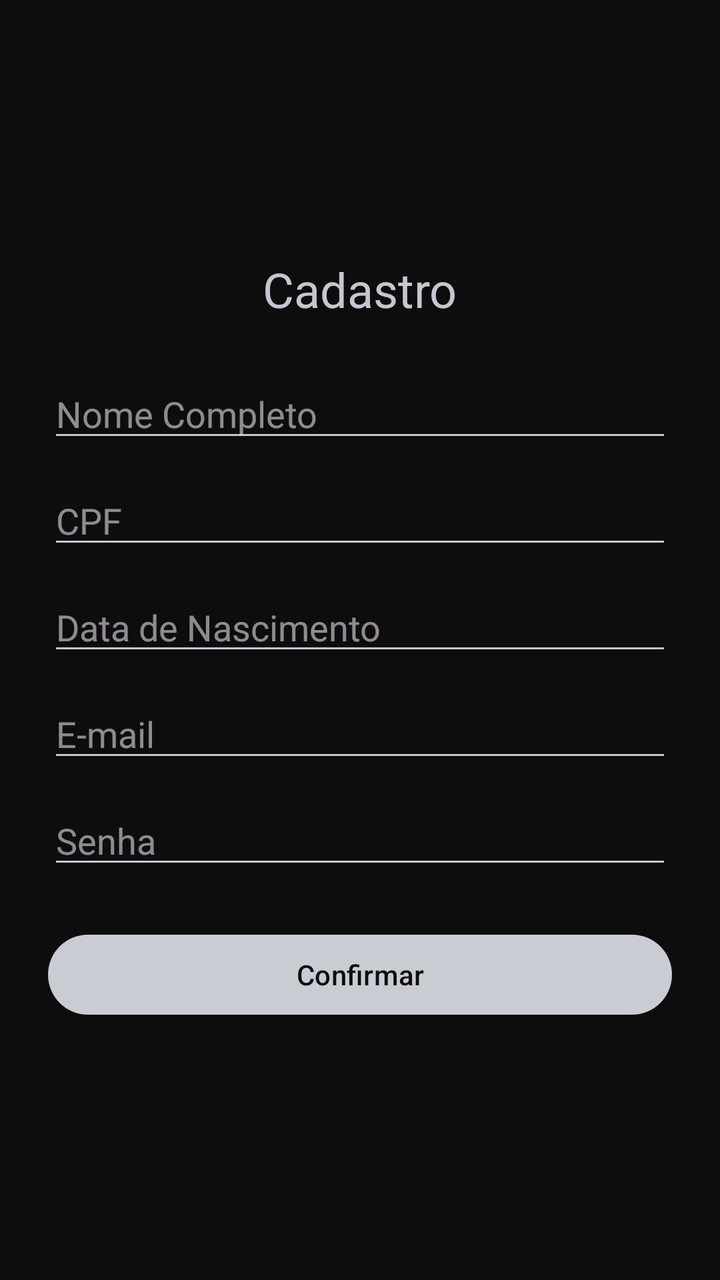
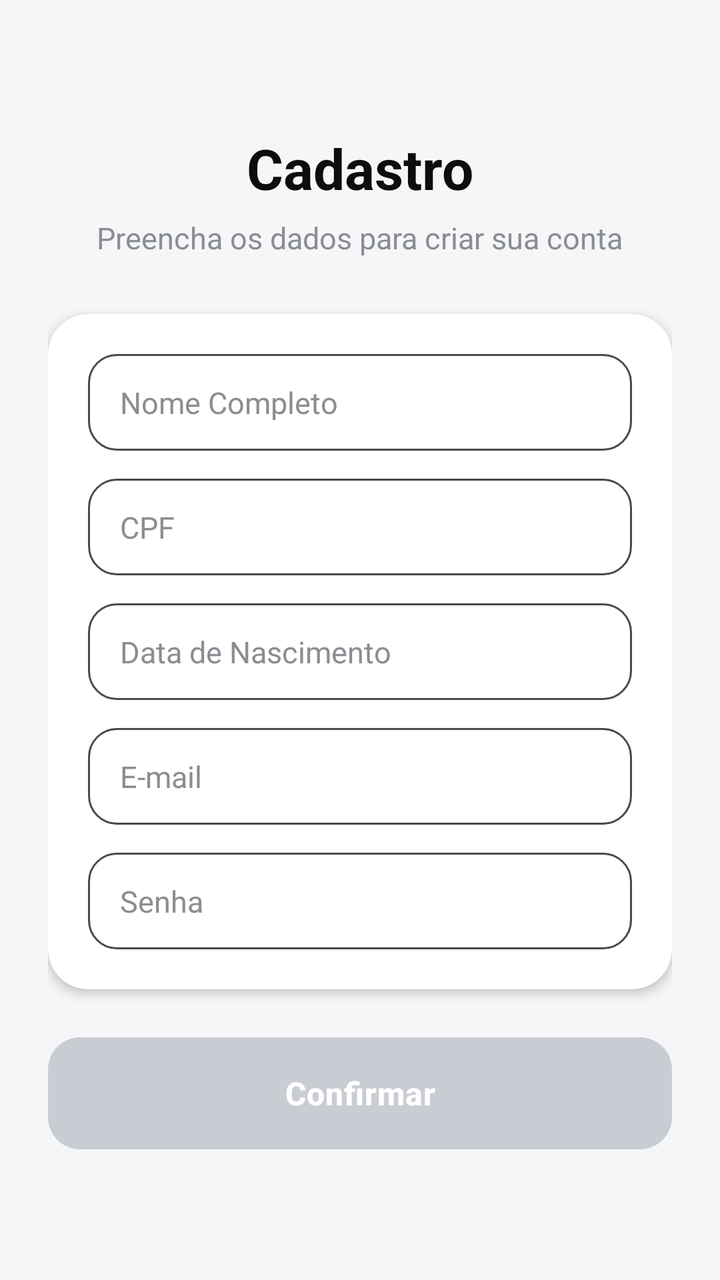

An Android layout rendered at two revisions. The XML below is the earlier revision; the diff shows what the commit changed to produce the second picture.
<!-- AndroidManifest.xml: application theme Theme.BankChellengeMobileApp -->
<!-- res/layout/activity_register.xml -->
<?xml version="1.0" encoding="utf-8"?>
<LinearLayout xmlns:android="http://schemas.android.com/apk/res/android"
    android:layout_width="match_parent"
    android:layout_height="match_parent"
    android:orientation="vertical"
    android:gravity="center"
    android:padding="24dp">

    <TextView
        android:layout_width="wrap_content"
        android:layout_height="wrap_content"
        android:text="@string/cadastro"
        android:textSize="24sp"
        android:layout_marginBottom="24dp" />

    <EditText
        android:id="@+id/editNome"
        android:layout_width="match_parent"
        android:layout_height="wrap_content"
        android:hint="@string/nome"
        android:inputType="textPersonName" />

    <EditText
        android:id="@+id/editCpf"
        android:layout_width="match_parent"
        android:layout_height="wrap_content"
        android:hint="@string/cpf"
        android:inputType="text"
        android:layout_marginTop="12dp" />

    <EditText
        android:id="@+id/editDataNascimento"
        android:layout_width="match_parent"
        android:layout_height="wrap_content"
        android:hint="@string/data_nascimento"
        android:inputType="number"
        android:maxLength="10"
        android:layout_marginTop="12dp" />

    <EditText
        android:id="@+id/editEmailRegistro"
        android:layout_width="match_parent"
        android:layout_height="wrap_content"
        android:hint="@string/email"
        android:inputType="textEmailAddress"
        android:layout_marginTop="12dp" />

    <EditText
        android:id="@+id/editSenhaRegistro"
        android:layout_width="match_parent"
        android:layout_height="wrap_content"
        android:hint="@string/senha"
        android:inputType="textPassword"
        android:layout_marginTop="12dp" />

    <Button
        android:id="@+id/btnCadastrar"
        android:layout_width="match_parent"
        android:layout_height="wrap_content"
        android:text="@string/confirmar"
        android:layout_marginTop="24dp" />

</LinearLayout>
<!-- resources referenced by this layout -->
<resources>
  <string name="cadastro">Cadastro</string>
  <string name="confirmar">Confirmar</string>
  <string name="cpf">CPF</string>
  <string name="data_nascimento">Data de Nascimento</string>
  <string name="email">E-mail</string>
  <string name="nome">Nome Completo</string>
  <string name="senha">Senha</string>
  <style name="Theme.BankChellengeMobileApp" parent="Base.Theme.BankChellengeMobileApp" />
  <style name="Base.Theme.BankChellengeMobileApp" parent="Theme.Material3.Dark.NoActionBar">
          <item name="colorPrimary">@color/silver_pearl</item>
          <item name="colorOnPrimary">@color/black_pure</item>
  
          <item name="colorSecondary">@color/silver_light</item>
          <item name="colorOnSecondary">@color/black_pure</item>
  
          <item name="android:colorBackground">@color/black_pure</item>
          <item name="colorOnBackground">@color/silver_light</item>
  
          <item name="colorSurface">@color/black_soft</item>
          <item name="colorOnSurface">@color/silver_light</item>
  
          <item name="colorError">@color/error_red</item>
          <item name="colorOnError">@color/white</item>
  
          <item name="android:statusBarColor">@color/black_pure</item>
          <item name="android:navigationBarColor">@color/black_pure</item>
      </style>
  <color name="silver_pearl">#C9CDD3</color>
  <color name="black_pure">#0D0D0D</color>
  <color name="silver_light">#E8E9EB</color>
  <color name="black_soft">#1A1A1E</color>
  <color name="error_red">#B23B3B</color>
  <color name="white">#FFFFFF</color>
</resources>

<!-- the commit's change to res/layout/activity_register.xml (unified diff, before → after) -->
@@ -1,63 +1,141 @@
 <?xml version="1.0" encoding="utf-8"?>
-<LinearLayout xmlns:android="http://schemas.android.com/apk/res/android"
+<androidx.core.widget.NestedScrollView
+    xmlns:android="http://schemas.android.com/apk/res/android"
+    xmlns:app="http://schemas.android.com/apk/res-auto"
     android:layout_width="match_parent"
     android:layout_height="match_parent"
-    android:orientation="vertical"
-    android:gravity="center"
-    android:padding="24dp">
+    android:background="@drawable/bg_root"
+    android:fillViewport="true">
 
-    <TextView
-        android:layout_width="wrap_content"
-        android:layout_height="wrap_content"
-        android:text="@string/cadastro"
-        android:textSize="24sp"
-        android:layout_marginBottom="24dp" />
-
-    <EditText
-        android:id="@+id/editNome"
+    <LinearLayout
         android:layout_width="match_parent"
         android:layout_height="wrap_content"
-        android:hint="@string/nome"
-        android:inputType="textPersonName" />
+        android:orientation="vertical"
+        android:gravity="center"
+        android:padding="24dp">
 
-    <EditText
-        android:id="@+id/editCpf"
-        android:layout_width="match_parent"
-        android:layout_height="wrap_content"
-        android:hint="@string/cpf"
-        android:inputType="text"
-        android:layout_marginTop="12dp" />
+        <TextView
+            android:layout_width="wrap_content"
+            android:layout_height="wrap_content"
+            android:text="@string/cadastro"
+            android:textSize="28sp"
+            android:textStyle="bold"
+            android:textColor="@color/black_pure" />
 
-    <EditText
-        android:id="@+id/editDataNascimento"
-        android:layout_width="match_parent"
-        android:layout_height="wrap_content"
-        android:hint="@string/data_nascimento"
-        android:inputType="number"
-        android:maxLength="10"
-        android:layout_marginTop="12dp" />
+        <TextView
+            android:layout_width="wrap_content"
+            android:layout_height="wrap_content"
+            android:layout_marginTop="6dp"
+            android:layout_marginBottom="28dp"
+            android:text="@string/cadastro_subtitulo"
+            android:textSize="15sp"
+            android:textColor="@color/gray_secondary" />
 
-    <EditText
-        android:id="@+id/editEmailRegistro"
-        android:layout_width="match_parent"
-        android:layout_height="wrap_content"
-        android:hint="@string/email"
-        android:inputType="textEmailAddress"
-        android:layout_marginTop="12dp" />
+        <androidx.cardview.widget.CardView
+            android:layout_width="match_parent"
+            android:layout_height="wrap_content"
+            app:cardCornerRadius="20dp"
+            app:cardElevation="3dp"
+            app:cardBackgroundColor="@android:color/white">
 
-    <EditText
-        android:id="@+id/editSenhaRegistro"
-        android:layout_width="match_parent"
-        android:layout_height="wrap_content"
-        android:hint="@string/senha"
-        android:inputType="textPassword"
-        android:layout_marginTop="12dp" />
+            <LinearLayout
+                android:layout_width="match_parent"
+                android:layout_height="wrap_content"
+                android:orientation="vertical"
+                android:padding="20dp">
 
-    <Button
-        android:id="@+id/btnCadastrar"
-        android:layout_width="match_parent"
-        android:layout_height="wrap_content"
-        android:text="@string/confirmar"
-        android:layout_marginTop="24dp" />
+                <EditText
+                    android:id="@+id/editNome"
+                    android:layout_width="match_parent"
+                    android:layout_height="wrap_content"
+                    android:hint="@string/nome"
+                    android:inputType="textPersonName"
+                    android:background="@drawable/bg_input_field"
+                    android:paddingStart="16dp"
+                    android:paddingEnd="16dp"
+                    android:paddingTop="14dp"
+                    android:paddingBottom="14dp"
+                    android:textSize="15sp"
+                    android:textColorHint="@color/gray_secondary" />
 
-</LinearLayout>
+                <EditText
+                    android:id="@+id/editCpf"
+                    android:layout_width="match_parent"
+                    android:layout_height="wrap_content"
+                    android:hint="@string/cpf"
+                    android:inputType="text"
+                    android:layout_marginTop="14dp"
+                    android:background="@drawable/bg_input_field"
+                    android:paddingStart="16dp"
+                    android:paddingEnd="16dp"
+                    android:paddingTop="14dp"
+                    android:paddingBottom="14dp"
+                    android:textSize="15sp"
+                    android:textColorHint="@color/gray_secondary" />
+
+                <EditText
+                    android:id="@+id/editDataNascimento"
+                    android:layout_width="match_parent"
+                    android:layout_height="wrap_content"
+                    android:hint="@string/data_nascimento"
+                    android:inputType="number"
+                    android:maxLength="10"
+                    android:layout_marginTop="14dp"
+                    android:background="@drawable/bg_input_field"
+                    android:paddingStart="16dp"
+                    android:paddingEnd="16dp"
+                    android:paddingTop="14dp"
+                    android:paddingBottom="14dp"
+                    android:textSize="15sp"
+                    android:textColorHint="@color/gray_secondary" />
+
+                <EditText
+                    android:id="@+id/editEmailRegistro"
+                    android:layout_width="match_parent"
+                    android:layout_height="wrap_content"
+                    android:hint="@string/email"
+                    android:inputType="textEmailAddress"
+                    android:layout_marginTop="14dp"
+                    android:background="@drawable/bg_input_field"
+                    android:paddingStart="16dp"
+                    android:paddingEnd="16dp"
+                    android:paddingTop="14dp"
+                    android:paddingBottom="14dp"
+                    android:textSize="15sp"
+                    android:textColorHint="@color/gray_secondary" />
+
+                <EditText
+                    android:id="@+id/editSenhaRegistro"
+                    android:layout_width="match_parent"
+                    android:layout_height="wrap_content"
+                    android:hint="@string/senha"
+                    android:inputType="textPassword"
+                    android:layout_marginTop="14dp"
+                    android:background="@drawable/bg_input_field"
+                    android:paddingStart="16dp"
+                    android:paddingEnd="16dp"
+                    android:paddingTop="14dp"
+                    android:paddingBottom="14dp"
+                    android:textSize="15sp"
+                    android:textColorHint="@color/gray_secondary" />
+
+            </LinearLayout>
+
+        </androidx.cardview.widget.CardView>
+        <Button
+            android:id="@+id/btnCadastrar"
+            android:layout_width="match_parent"
+            android:layout_height="56dp"
+            android:layout_marginTop="24dp"
+            android:text="@string/confirmar"
+            android:background="@drawable/bg_button_primary"
+            android:textColor="@android:color/white"
+            android:textSize="16sp"
+            android:textStyle="bold"
+            android:textAllCaps="false"
+            android:letterSpacing="0.02"
+            android:elevation="4dp" />
+
+    </LinearLayout>
+
+</androidx.core.widget.NestedScrollView>
<!-- resource entries referenced after the edit -->
@@ -1,6 +1,7 @@
 <!-- resources referenced by this layout -->
 <resources>
   <string name="cadastro">Cadastro</string>
+  <string name="cadastro_subtitulo">Preencha os dados para criar sua conta</string>
   <string name="confirmar">Confirmar</string>
   <string name="cpf">CPF</string>
   <string name="data_nascimento">Data de Nascimento</string>
@@ -29,8 +30,58 @@
       </style>
   <color name="silver_pearl">#C9CDD3</color>
   <color name="black_pure">#0D0D0D</color>
+  <color name="gray_secondary">#8A8D91</color>
+  <!-- drawable bg_button_primary (drawable) -->
+  <?xml version="1.0" encoding="utf-8"?>
+  <selector xmlns:android="http://schemas.android.com/apk/res/android">
+  
+      <item android:state_pressed="true">
+          <shape android:shape="rectangle">
+              <solid android:color="@color/black_soft" />
+              <corners android:radius="16dp" />
+          </shape>
+      </item>
+  
+      <item>
+          <shape android:shape="rectangle">
+              <solid android:color="@color/black_pure" />
+              <corners android:radius="16dp" />
+          </shape>
+      </item>
+  
+  </selector>
+  <!-- drawable bg_input_field (drawable) -->
+  <?xml version="1.0" encoding="utf-8"?>
+  <selector xmlns:android="http://schemas.android.com/apk/res/android">
+  
+      <item android:state_focused="true">
+          <shape android:shape="rectangle">
+              <solid android:color="@android:color/white" />
+              <corners android:radius="14dp" />
+              <stroke android:width="1.5dp" android:color="@color/black_pure" />
+          </shape>
+      </item>
+  
+      <item>
+          <shape android:shape="rectangle">
+              <solid android:color="@android:color/white" />
+              <corners android:radius="14dp" />
+              <stroke android:width="1dp" android:color="@color/gray_disabled" />
+          </shape>
+      </item>
+  
+  </selector>
+  <!-- drawable bg_root (drawable) -->
+  <?xml version="1.0" encoding="utf-8"?>
+  <shape xmlns:android="http://schemas.android.com/apk/res/android"
+      android:shape="rectangle">
+  
+      <solid android:color="#F5F6F8" />
+  
+  </shape>
   <color name="silver_light">#E8E9EB</color>
   <color name="black_soft">#1A1A1E</color>
+  <color name="gray_disabled">#4A4A4E</color>
   <color name="error_red">#B23B3B</color>
   <color name="white">#FFFFFF</color>
 </resources>
